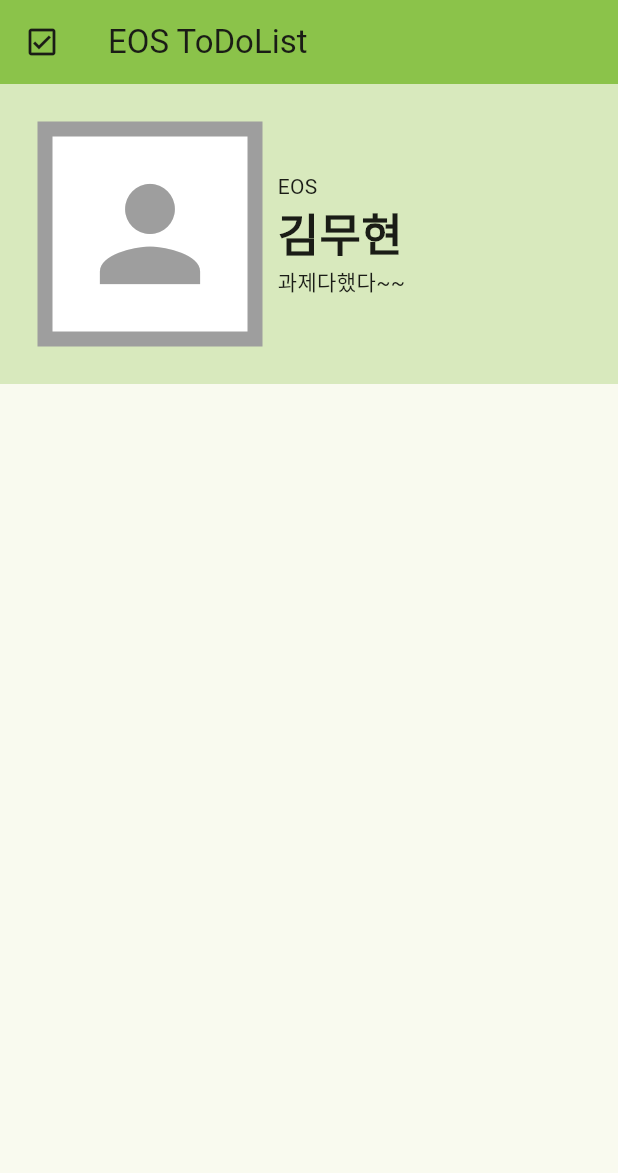
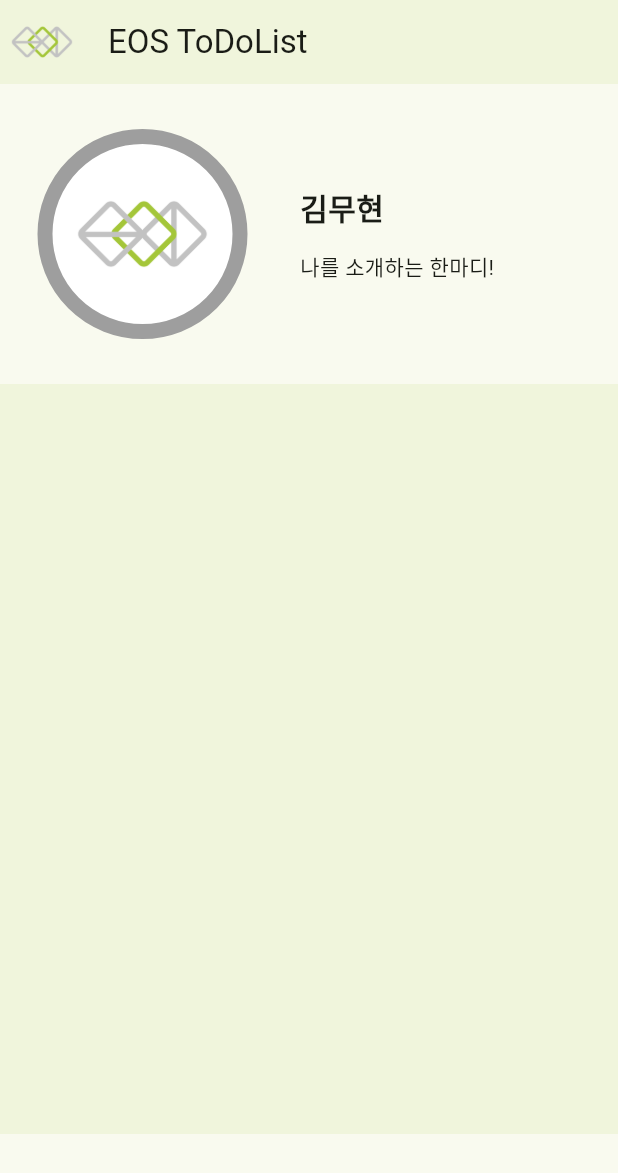
Before and after one commit to leonnoel777/2024_EOS_basic_project, a Flutter app: the screen it shows after launch, on a phone screen of 412 x 824 dp. Shown: the top 1173 px of the screen. Run offline on Flutter 3.47's test engine with Material 3 defaults, Android fonts, the phone set to English and light mode, and no system bars; Roboto replaces fonts that are missing (Pretendard).

Commit message:
second commit

```diff
--- a/lib/main.dart
+++ b/lib/main.dart
@@ -14,6 +14,7 @@ class MyApp extends StatelessWidget {
       title: 'EOS ToDoList',
       theme: ThemeData(
         colorScheme: ColorScheme.fromSeed(seedColor: Colors.lightGreen),
+        fontFamily: 'Pretendard',
         useMaterial3: true,
       ),
       home: const MyHomePage(),
@@ -27,86 +28,56 @@ class MyHomePage extends StatelessWidget {
   Widget build(BuildContext context) {
     return Scaffold(
       appBar: AppBar(
-        backgroundColor: Colors.lightGreen,
-        title: Text('EOS ToDoList'),
-        leading: Icon(Icons.check_box_outlined),
+        backgroundColor: Color(0xFFA4C639).withOpacity(0.1),
+        centerTitle: false,
+        title: const Text('EOS ToDoList'),
+        leading: Image.asset('assets/images/eos_logo.png'),
       ),
-      body: Container(
+      body: Column(
+        children: [
+          Container(
             height: 200,
-        color: Colors.lightGreen.withOpacity(0.3),
-        padding: EdgeInsets.all(25),
+            padding: const EdgeInsets.all(25),
             child: Row(
               children: [
-          Container (
-            width: 150,
-            height: 150,
-            decoration: BoxDecoration (
+                Container(
+                  width: 140,
+                  height: 140,
+                  decoration: BoxDecoration(
                     color: Colors.white,
                     border: Border.all(width: 10, color: Colors.grey),
+                    borderRadius: BorderRadius.circular(8070),
                   ),
                   child: Center(
-              child: Icon(
-                Icons.person,
-                size: 100,
-                color: Colors.grey,
-            )),
+                    child: Image.asset('assets/images/eos_logo.png'),
+                  ),
+                ),
+                const SizedBox(
+                  width: 35,
+                ),
+                Column(
+                  mainAxisAlignment: MainAxisAlignment.center,
+                  crossAxisAlignment: CrossAxisAlignment.start,
+                  children: const [
+                    Text(
+                      '김무현',
+                      style: TextStyle(fontWeight: FontWeight.bold, fontSize: 20),
                     ),
                     SizedBox(
-            width: 10,
+                      height: 15,
                     ),
-          Column(
-            crossAxisAlignment: CrossAxisAlignment.start,
-            mainAxisAlignment: MainAxisAlignment.center,
-            children: [
-              Text('EOS'),
-              Text(
-                '김무현',
-                style: TextStyle(
-                  fontWeight: FontWeight.bold,
-                  fontSize: 30,
-                ),
-              ),
-              Text('과제다했다~~')
-            ])
-          ])));
-  }
-}
-/* class _MyHomePageState extends State<MyHomePage> {
-  int _counter = 0;
-
-  void _incrementCounter() {
-    setState(() {
-      _counter++;
-    });
-  }
-
-  @override
-  Widget build(BuildContext context) {
-    return Scaffold(
-      appBar: AppBar(
-        backgroundColor: Theme.of(context).colorScheme.inversePrimary,
-        title: const Text('Hi'),
-      ),
-      body: Center(
-        child: Column(
-          mainAxisAlignment: MainAxisAlignment.center,
-          children: <Widget>[
-            const Text(
-              'You have pushed the button this many times:',
-            ),
-            Text(
-              '$_counter',
-              style: Theme.of(context).textTheme.headlineMedium,
+                    Text('나를 소개하는 한마디!'),
+                  ],
                 ),
               ],
             ),
           ),
-      floatingActionButton: FloatingActionButton(
-        onPressed: _incrementCounter,
-        tooltip: 'Increment',
-        child: const Icon(Icons.add),
+          Container(
+            height: 500,
+            color: Color(0xFFA4C639).withOpacity(0.1),
+          ),
+        ],
       ),
     );
   }
 }
-*/
```
Also changed, not shown: pubspec.yaml (+6 -4 lines), Assignment/week3.png (added), assets/images/eos_logo.png (added), 1 other file. Lines whose indentation alone changed are shown as unchanged.
